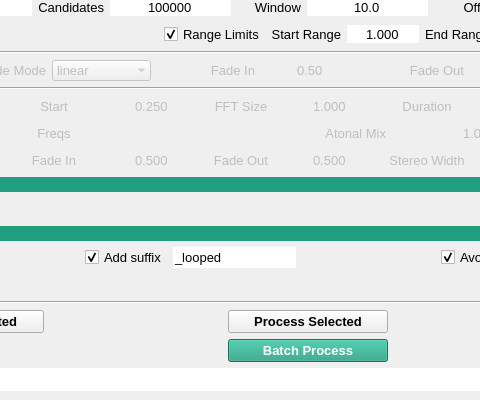
Old version of the form tools/UI/loop_tool.ui in the repository robotmitchum/sample_tools; both pictures show x 303 to 783 and y 400 to 800 of the 880 by 800 pixel window.
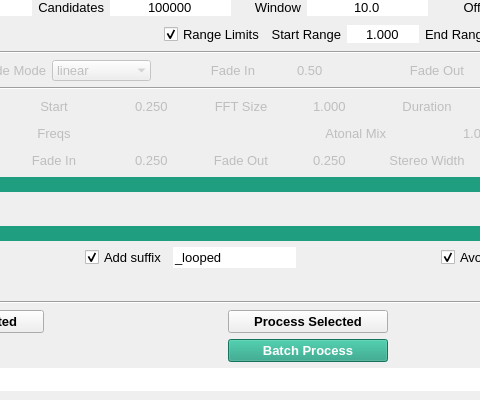
New version of the form.

Commit message: Modified FFT re-synthesis mix fade in/out controls

What changed in the file:
```diff
--- a/tools/UI/loop_tool.ui
+++ b/tools/UI/loop_tool.ui
@@ -1727,7 +1727,7 @@
           <double>0.100000000000000</double>
          </property>
          <property name="value">
-          <double>0.500000000000000</double>
+          <double>0.250000000000000</double>
          </property>
         </widget>
        </item>
@@ -1787,7 +1787,7 @@
           <double>0.100000000000000</double>
          </property>
          <property name="value">
-          <double>0.500000000000000</double>
+          <double>0.250000000000000</double>
          </property>
         </widget>
        </item>
```
Left out of the diff: 4 changed lines with no effect on the pictures. The commit also changes 2 other files.
